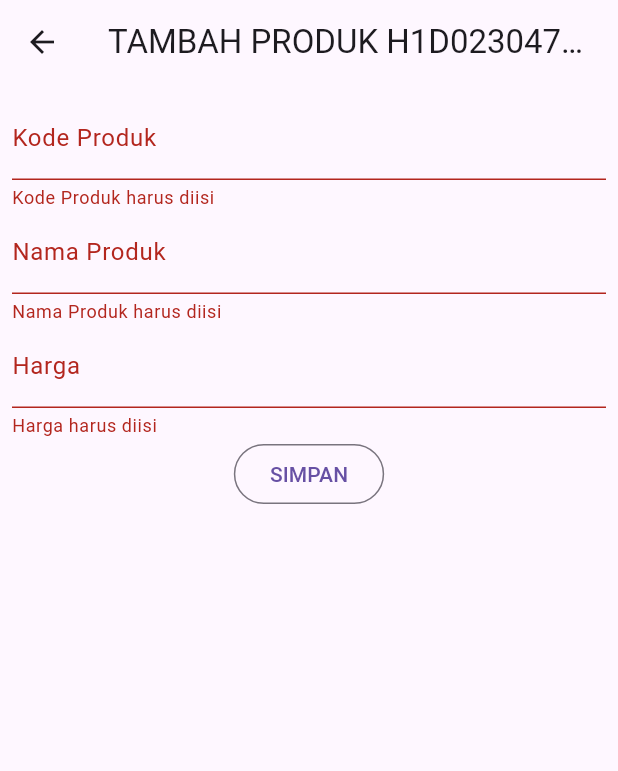
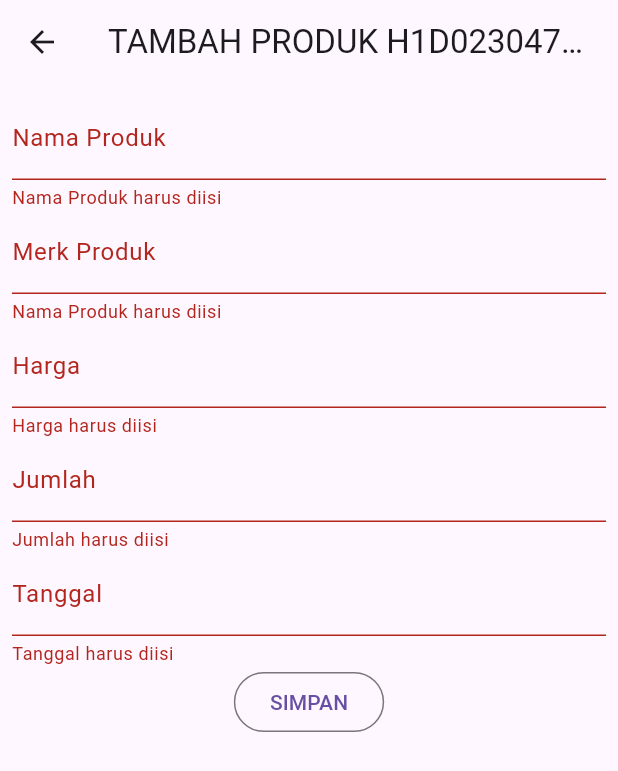
Before and after one commit to SyahrialHipdi/H1D023047_TUGAS8, a Flutter app: the ProdukForm screen opened directly, after a tap on "SIMPAN", on a phone screen of 412 x 824 dp. Shown: the top 771 px of the screen. Run offline on Flutter 3.47's test engine with Material 3 defaults, Android fonts, the phone set to English and light mode, and no system bars; our stand-ins replace shared_preferences; accounts and stored records are empty.

```diff
--- a/lib/bloc/produk_bloc.dart
+++ b/lib/bloc/produk_bloc.dart
@@ -8,7 +8,7 @@ class ProdukBloc {
     String apiUrl = ApiUrl.listProduk;
     var response = await Api().get(apiUrl);
     var jsonObj = json.decode(response.body);
-    List<dynamic> listProduk = (jsonObj as Map<String, dynamic>)['data'];
+    List<dynamic> listProduk = jsonObj['data'];
     List<Produk> produks = [];
     for (int i = 0; i < listProduk.length; i++) {
       produks.add(Produk.fromJson(listProduk[i]));
@@ -20,9 +20,11 @@ class ProdukBloc {
     String apiUrl = ApiUrl.createProduk;
 
     var body = {
-      "kode_produk": produk!.kodeProduk,
-      "nama_produk": produk.namaProduk,
-      "harga": produk.hargaProduk.toString(),
+      "nama": produk!.namaProduk,
+      "merk": produk.merkProduk,
+      "harga": produk.hargaProduk,
+      "jumlah": produk.jumlahProduk,
+      "tanggal_masuk": produk.tanggalProduk,
     };
 
     var response = await Api().post(apiUrl, body);
@@ -31,13 +33,15 @@ class ProdukBloc {
   }
 
   static Future updateProduk({required Produk produk}) async {
-    String apiUrl = ApiUrl.updateProduk(int.parse(produk.id!));
+    String apiUrl = ApiUrl.updateProduk(produk.id!);
     print(apiUrl);
 
     var body = {
-      "kode_produk": produk.kodeProduk,
-      "nama_produk": produk.namaProduk,
-      "harga": produk.hargaProduk.toString(),
+      "nama": produk.namaProduk,
+      "merk": produk.merkProduk,
+      "harga": produk.hargaProduk,
+      "jumlah": produk.jumlahProduk,
+      "tanggal_masuk": produk.tanggalProduk,
     };
     print("Body : $body");
     var response = await Api().put(
@@ -52,6 +56,7 @@ class ProdukBloc {
     String apiUrl = ApiUrl.deleteProduk(id!);
     var response = await Api().delete(apiUrl);
     var jsonObj = json.decode(response.body);
-    return (jsonObj as Map<String, dynamic>)['data'];
+    // return (jsonObj as Map<String, dynamic>)['data'];
+    return jsonObj['success'] == true;
   }
 }
--- a/lib/helpers/api_url.dart
+++ b/lib/helpers/api_url.dart
@@ -1,20 +1,20 @@
 class ApiUrl {
-  static const String baseUrl = 'http://10.101.1.91:8080';
+  static const String baseUrl = 'http://192.168.1.69:8000';
 
-  static const String registrasi = baseUrl + '/registrasi';
-  static const String login = baseUrl + '/login';
-  static const String listProduk = baseUrl + '/produk';
-  static const String createProduk = baseUrl + '/produk';
+  static const String registrasi = baseUrl + '/api/register';
+  static const String login = baseUrl + '/api/login';
+  static const String listProduk = baseUrl + '/api/komputers';
+  static const String createProduk = baseUrl + '/api/komputers';
 
   static String updateProduk(int id) {
-    return baseUrl + '/produk/' + id.toString();
+    return baseUrl + '/api/komputers/' + id.toString();
   }
 
   static String showProduk(int id) {
-    return baseUrl + '/produk/' + id.toString();
+    return baseUrl + '/api/komputers/' + id.toString();
   }
 
   static String deleteProduk(int id) {
-    return baseUrl + '/produk/' + id.toString();
+    return baseUrl + '/api/komputers/' + id.toString();
   }
 }
--- a/lib/main.dart
+++ b/lib/main.dart
@@ -30,6 +30,7 @@ class _MyAppState extends State<MyApp> {
       });
     } else {
       setState(() {
+        // page = const ProdukPage();
         page = const LoginPage();
       });
     }
--- a/lib/model/produk.dart
+++ b/lib/model/produk.dart
@@ -1,15 +1,26 @@
 class Produk {
-  String? id;
-  String? kodeProduk;
+  int? id;
   String? namaProduk;
-  var hargaProduk;
-  Produk({this.id, this.kodeProduk, this.namaProduk, this.hargaProduk});
+  String? merkProduk;
+  int? hargaProduk;
+  int? jumlahProduk;
+  String? tanggalProduk;
+  Produk({
+    this.id,
+    this.namaProduk,
+    this.merkProduk,
+    this.hargaProduk,
+    this.jumlahProduk,
+    this.tanggalProduk,
+  });
   factory Produk.fromJson(Map<String, dynamic> obj) {
     return Produk(
       id: obj['id'],
-      kodeProduk: obj['kode_produk'],
-      namaProduk: obj['nama_produk'],
+      namaProduk: obj['nama'],
+      merkProduk: obj['merk'],
       hargaProduk: obj['harga'],
+      jumlahProduk: obj['jumlah'],
+      tanggalProduk: obj['tanggal_masuk'],
     );
   }
 }
--- a/lib/ui/login_page.dart
+++ b/lib/ui/login_page.dart
@@ -95,8 +95,8 @@ class _LoginPageState extends State<LoginPage> {
       password: _passwordTextboxController.text,
     ).then(
       (value) async {
-        if (value.code == 200) {
-          await UserInfo().setToken(value.token.toString());
+        if (value.success == true) {
+          // await UserInfo().setToken(value.token.toString());
           await UserInfo().setUserID(int.parse(value.userID.toString()));
           Navigator.pushReplacement(
             context,
--- a/lib/ui/produk_detail.dart
+++ b/lib/ui/produk_detail.dart
@@ -22,11 +22,11 @@ class _ProdukDetailState extends State<ProdukDetail> {
         child: Column(
           children: [
             Text(
-              "kode: ${widget.produk!.kodeProduk}",
+              "nama: ${widget.produk!.namaProduk}",
               style: const TextStyle(fontSize: 20),
             ),
             Text(
-              "nama: ${widget.produk!.namaProduk}",
+              "merk: ${widget.produk!.merkProduk}",
               style: const TextStyle(fontSize: 18),
             ),
             Text(
@@ -70,7 +70,7 @@ class _ProdukDetailState extends State<ProdukDetail> {
         OutlinedButton(
           child: const Text('Ya'),
           onPressed: () {
-            ProdukBloc.deleteProduk(id: int.parse(widget.produk!.id!)).then(
+            ProdukBloc.deleteProduk(id: widget.produk!.id!).then(
               (value) {
                 Navigator.of(context).push(
                   MaterialPageRoute(builder: (context) => const ProdukPage()),
--- a/lib/ui/produk_form.dart
+++ b/lib/ui/produk_form.dart
@@ -16,9 +16,11 @@ class _ProdukFormState extends State<ProdukForm> {
   bool _isLoading = false;
   String judul = "TAMBAH PRODUK H1D023047_Syahrial";
   String tombolSubmit = "SIMPAN";
-  final _kodeProdukTextboxController = TextEditingController();
   final _namaProdukTextboxController = TextEditingController();
+  final _merkProdukTextboxController = TextEditingController();
   final _hargaProdukTextboxController = TextEditingController();
+  final _jumlahProdukTextboxController = TextEditingController();
+  final _tanggalProdukTextboxController = TextEditingController();
   @override
   void initState() {
     super.initState();
@@ -30,10 +32,13 @@ class _ProdukFormState extends State<ProdukForm> {
       setState(() {
         judul = "UBAH PRODUK H1D023047_Syahrial";
         tombolSubmit = "UBAH";
-        _kodeProdukTextboxController.text = widget.produk!.kodeProduk!;
         _namaProdukTextboxController.text = widget.produk!.namaProduk!;
+        _merkProdukTextboxController.text = widget.produk!.merkProduk!;
         _hargaProdukTextboxController.text = widget.produk!.hargaProduk
             .toString();
+        _jumlahProdukTextboxController.text = widget.produk!.jumlahProduk
+            .toString();
+        _tanggalProdukTextboxController.text = widget.produk!.tanggalProduk!;
       });
     } else {
       judul = "TAMBAH PRODUK H1D023047_Syahrial";
@@ -52,30 +57,17 @@ class _ProdukFormState extends State<ProdukForm> {
             key: _formKey,
             child: Column(
               children: [
-                _kodeProdukTextField(),
                 _namaProdukTextField(),
+                _merkProdukTextField(),
                 _hargaProdukTextField(),
+                _jumlahProdukTextField(),
+                _tanggalProdukTextField(),
                 _buttonSubmit(),
               ],
             ),
           ),
         ),
       ),
-    );
-  }
-
-  //Membuat Textbox Kode Produk
-  Widget _kodeProdukTextField() {
-    return TextFormField(
-      decoration: const InputDecoration(labelText: "Kode Produk"),
-      keyboardType: TextInputType.text,
-      controller: _kodeProdukTextboxController,
-      validator: (value) {
-        if (value!.isEmpty) {
-          return "Kode Produk harus diisi";
-        }
-        return null;
-      },
     );
   }
 
@@ -93,14 +85,56 @@ class _ProdukFormState extends State<ProdukForm> {
     );
   }
 
+  Widget _merkProdukTextField() {
+    return TextFormField(
+      decoration: const InputDecoration(labelText: "Merk Produk"),
+      keyboardType: TextInputType.text,
+      controller: _merkProdukTextboxController,
+      validator: (value) {
+        if (value!.isEmpty) {
+          return "Nama Produk harus diisi";
+        }
+        return null;
+      },
+    );
+  }
+
   Widget _hargaProdukTextField() {
     return TextFormField(
       decoration: const InputDecoration(labelText: "Harga"),
-      keyboardType: TextInputType.number,
+      keyboardType: TextInputType.text,
       controller: _hargaProdukTextboxController,
       validator: (value) {
         if (value!.isEmpty) {
           return "Harga harus diisi";
+        }
+        return null;
+      },
+    );
+  }
+
+  Widget _jumlahProdukTextField() {
+    return TextFormField(
+      decoration: const InputDecoration(labelText: "Jumlah"),
+      keyboardType: TextInputType.text,
+      controller: _jumlahProdukTextboxController,
+      validator: (value) {
+        if (value!.isEmpty) {
+          return "Jumlah harus diisi";
+        }
+        return null;
+      },
+    );
+  }
+
+  Widget _tanggalProdukTextField() {
+    return TextFormField(
+      decoration: const InputDecoration(labelText: "Tanggal"),
+      keyboardType: TextInputType.text,
+      controller: _tanggalProdukTextboxController,
+      validator: (value) {
+        if (value!.isEmpty) {
+          return "Tanggal harus diisi";
         }
         return null;
       },
@@ -132,9 +166,11 @@ class _ProdukFormState extends State<ProdukForm> {
       _isLoading = true;
     });
     Produk createProduk = Produk(id: null);
-    createProduk.kodeProduk = _kodeProdukTextboxController.text;
     createProduk.namaProduk = _namaProdukTextboxController.text;
+    createProduk.merkProduk = _merkProdukTextboxController.text;
     createProduk.hargaProduk = int.parse(_hargaProdukTextboxController.text);
+    createProduk.jumlahProduk = int.parse(_jumlahProdukTextboxController.text);
+    createProduk.tanggalProduk = _tanggalProdukTextboxController.text;
     ProdukBloc.addProduk(produk: createProduk).then(
       (value) {
         Navigator.of(context).push(
@@ -162,9 +198,11 @@ class _ProdukFormState extends State<ProdukForm> {
       _isLoading = true;
     });
     Produk updateProduk = Produk(id: widget.produk!.id!);
-    updateProduk.kodeProduk = _kodeProdukTextboxController.text;
     updateProduk.namaProduk = _namaProdukTextboxController.text;
+    updateProduk.merkProduk = _merkProdukTextboxController.text;
     updateProduk.hargaProduk = int.parse(_hargaProdukTextboxController.text);
+    updateProduk.jumlahProduk = int.parse(_jumlahProdukTextboxController.text);
+    updateProduk.tanggalProduk = _tanggalProdukTextboxController.text;
     ProdukBloc.updateProduk(produk: updateProduk).then(
       (value) {
         Navigator.of(context).push(
@@ -189,9 +227,11 @@ class _ProdukFormState extends State<ProdukForm> {
 
   @override
   void dispose() {
-    _kodeProdukTextboxController.dispose();
     _namaProdukTextboxController.dispose();
+    _merkProdukTextboxController.dispose();
     _hargaProdukTextboxController.dispose();
+    _jumlahProdukTextboxController.dispose();
+    _tanggalProdukTextboxController.dispose();
     super.dispose();
   }
 }
--- a/lib/ui/registrasi_page.dart
+++ b/lib/ui/registrasi_page.dart
@@ -135,7 +135,7 @@ class _RegistrasiPageState extends State<RegistrasiPage> {
       _isLoading = true;
     });
     RegistrasiBloc.registrasi(
-      nama: _namaTextboxController.text,
+      name: _namaTextboxController.text,
       email: _emailTextboxController.text,
       password: _passwordTextboxController.text,
     ).then(
@@ -175,5 +175,6 @@ class _RegistrasiPageState extends State<RegistrasiPage> {
     //   _passwordTextboxController.dispose();
     //   _passwordKonfirmasiTextboxController.dispose();
     //   super.dispose();
+    // }
   }
 }
```
Also changed, not shown: lib/bloc/login_bloc.dart (+6 -1 lines), lib/bloc/registrasi_bloc.dart (+10 -3 lines), lib/model/login.dart (+13 -15 lines), lib/model/registrasi.dart (+6 -6 lines).
